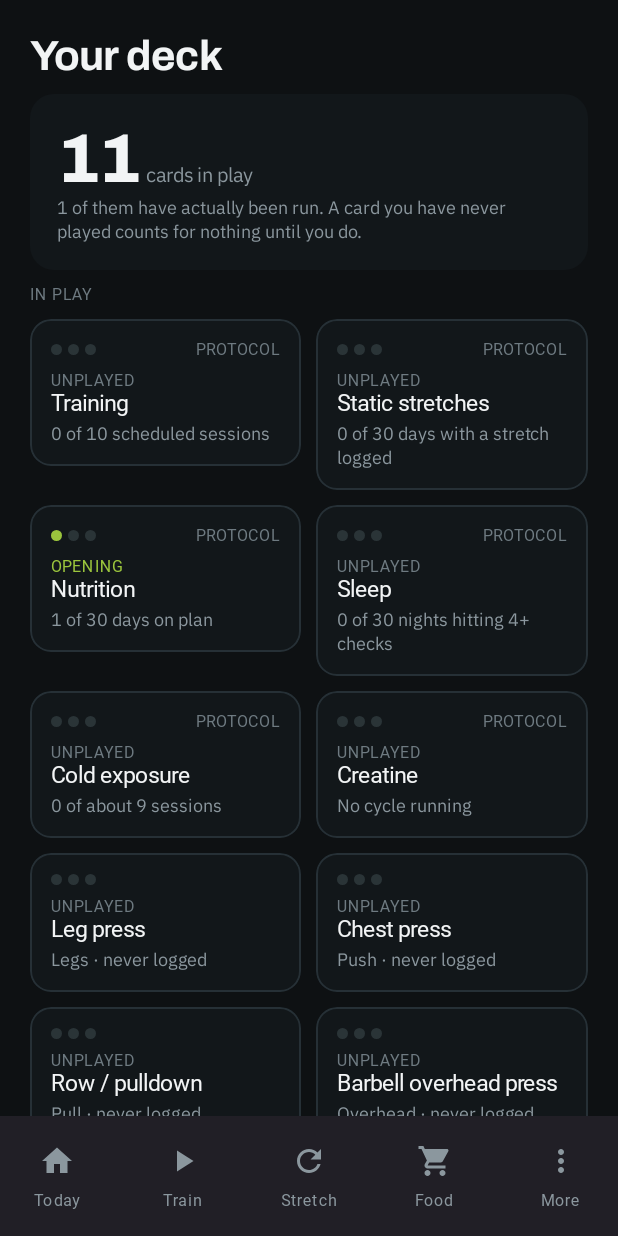
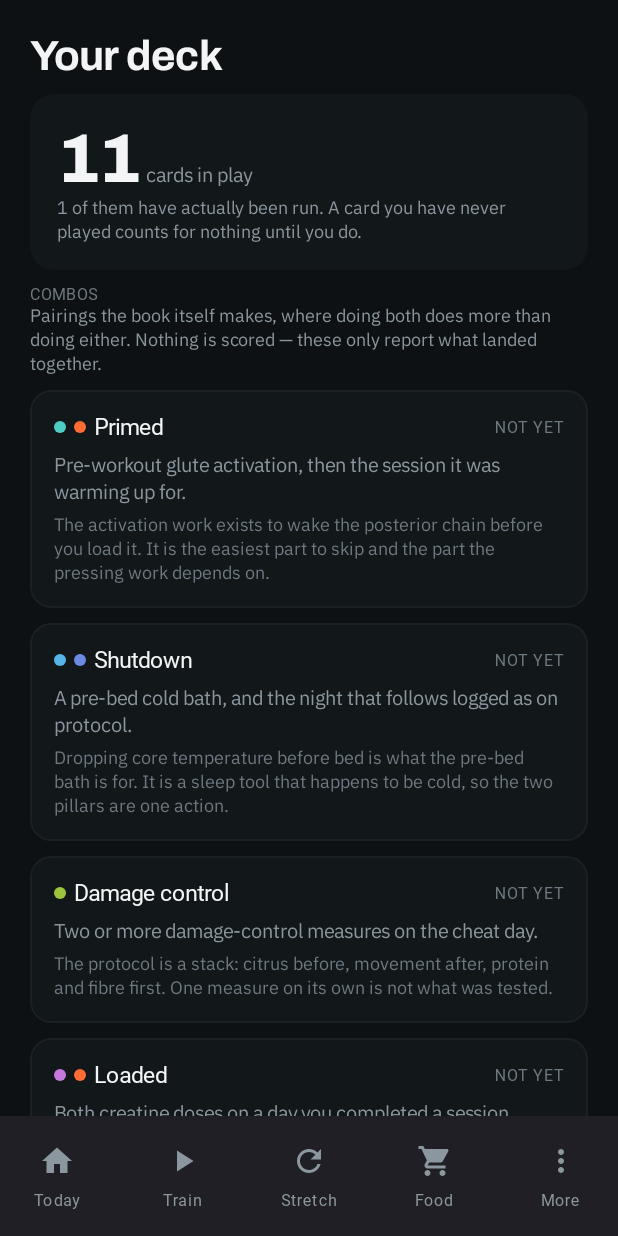
Before and after one commit to Radverth/4hourbodycompanion, an Android app built with Jetpack Compose: the DeckScreen screen opened through its navigation route, on a phone screen of 412 x 824 dp. Run offline under Robolectric (Android 15) with nearby library versions, the phone set to English and light mode, and no system bars; our stand-ins replace Room's generated code; Roboto replaces fonts that are not available here.

Commit message:
Add combos: the pairings the book itself makes
Four pairings, every one sourced from the protocol rather than invented to
fill a grid:

- Primed     — pre-workout glute activation, then the session it warmed up for
- Shutdown   — a pre-bed cold bath, and the night that follows on protocol
- Damage control — two or more measures on the cheat day, because the protocol
                   is a stack and one measure alone is not what was tested
- Loaded     — both creatine doses on a day a session was completed

Nothing is scored and nothing is granted. A combo only ever reports that two
things landed together, read back out of what was already logged.

The useful half is the half that is still open. When one side has landed and
the other has not, there is a specific small thing left to do, and that is the
only state the dashboard says anything about: a combo already complete needs
nothing said, and one with neither half landed would be noise. That strip is
the one place ember appears besides the day's main action, and the two are
near enough to mutually exclusive in practice.

Primed deliberately pairs the activation with finishing the session rather
than with the leg press by name. Matching a renamed exercise by string would
break silently, and the activation is the part that gets skipped either way.

- domain/synergy: Synergy, DaySignals, SynergyState, SynergyEngine — pure, 11 tests.
- Range queries for sessions and for damage-control rows, which are keyed by
  diet day rather than by date.
- Combos section on the deck; the live nudge on Today.

Verified locally: 97 domain tests pass, the tree parses, no dangling
references, no import new to the repo.

Co-Authored-By: Claude Opus 5 <noreply@anthropic.com>
Claude-Session: https://claude.ai/code/session_01G9BTQ7sJw5uKQnw4DM629s

```diff
--- a/app/src/main/java/com/tom/fourhourbody/data/dao/NutritionDao.kt
+++ b/app/src/main/java/com/tom/fourhourbody/data/dao/NutritionDao.kt
@@ -7,6 +7,28 @@ import com.tom.fourhourbody.data.entity.DamageControlLogEntity
 import com.tom.fourhourbody.data.entity.DietDayLogEntity
 import kotlinx.coroutines.flow.Flow
 import java.time.LocalDate
+
+/**
+ * Damage-control measures with the date of the day they belong to. The rows themselves are
+ * keyed by diet day rather than by date, and the synergy rules work in days.
+ */
+data class DamageControlOnDate(
+    val date: LocalDate,
+    val proteinFiberFirstMeal: Boolean,
+    val citrusBeforeBigMeal: Boolean,
+    val movementBeforeMeal: Boolean,
+    val movementAfterMeal: Boolean,
+    val walkedAfterMeal: Boolean
+) {
+    val ticks: Int
+        get() = listOf(
+            proteinFiberFirstMeal,
+            citrusBeforeBigMeal,
+            movementBeforeMeal,
+            movementAfterMeal,
+            walkedAfterMeal
+        ).count { it }
+}
 
 @Dao
 interface NutritionDao {
@@ -31,4 +53,24 @@ interface NutritionDao {
 
     @Query("SELECT * FROM damage_control_logs WHERE dietDayId = :dietDayId")
     suspend fun getDamageControl(dietDayId: Long): DamageControlLogEntity?
+
+    /**
+     * Damage-control rows over a range, carrying the date of the day they belong to — the
+     * rows themselves are keyed by diet day, not by date.
+     */
+    @Query(
+        """
+        SELECT
+            d.date AS date,
+            dc.proteinFiberFirstMeal AS proteinFiberFirstMeal,
+            dc.citrusBeforeBigMeal AS citrusBeforeBigMeal,
+            dc.movementBeforeMeal AS movementBeforeMeal,
+            dc.movementAfterMeal AS movementAfterMeal,
+            dc.walkedAfterMeal AS walkedAfterMeal
+        FROM damage_control_logs dc
+        INNER JOIN diet_day_logs d ON d.id = dc.dietDayId
+        WHERE d.date BETWEEN :from AND :to
+        """
+    )
+    fun observeDamageControlBetween(from: LocalDate, to: LocalDate): Flow<List<DamageControlOnDate>>
 }
--- a/app/src/main/java/com/tom/fourhourbody/data/dao/TrainingDao.kt
+++ b/app/src/main/java/com/tom/fourhourbody/data/dao/TrainingDao.kt
@@ -74,6 +74,9 @@ interface TrainingDao {
     @Query("SELECT * FROM sessions WHERE date = :date ORDER BY id DESC")
     fun observeSessionsOn(date: LocalDate): Flow<List<SessionEntity>>
 
+    @Query("SELECT * FROM sessions WHERE date BETWEEN :from AND :to ORDER BY date ASC, id ASC")
+    fun observeSessionsBetween(from: LocalDate, to: LocalDate): Flow<List<SessionEntity>>
+
     @Query("SELECT COUNT(*) FROM sessions WHERE completed = 1 AND date BETWEEN :from AND :to")
     fun countCompletedBetween(from: LocalDate, to: LocalDate): Flow<Int>
 
--- a/app/src/main/java/com/tom/fourhourbody/data/repo/DashboardRepository.kt
+++ b/app/src/main/java/com/tom/fourhourbody/data/repo/DashboardRepository.kt
@@ -1,11 +1,15 @@
 package com.tom.fourhourbody.data.repo
 
+import com.tom.fourhourbody.data.entity.ColdExposureType
 import com.tom.fourhourbody.data.entity.Pillar
 import com.tom.fourhourbody.data.entity.SettingsEntity
 import com.tom.fourhourbody.data.entity.StretchRoutine
 import com.tom.fourhourbody.domain.adherence.AdherenceRules
 import com.tom.fourhourbody.domain.adherence.PillarAdherence
 import com.tom.fourhourbody.domain.creatine.CreatineCycle
+import com.tom.fourhourbody.domain.synergy.DaySignals
+import com.tom.fourhourbody.domain.synergy.SynergyEngine
+import com.tom.fourhourbody.domain.synergy.SynergyState
 import com.tom.fourhourbody.domain.training.SessionScheduler
 import kotlinx.coroutines.ExperimentalCoroutinesApi
 import kotlinx.coroutines.flow.Flow
@@ -257,4 +261,72 @@ class DashboardRepository(
             settings to Pillar.entries.mapNotNull { byPillar[it] }
         }
     }
+
+    /**
+     * The book's own pairings, over the same window as adherence.
+     *
+     * Every signal here is read back out of what was already logged — a synergy reports that
+     * two things landed together, it never grants anything. The useful half is [halfOpen]:
+     * when one side has landed and the other has not, there is a specific, small thing to do.
+     */
+    fun synergies(today: LocalDate, windowDays: Int): Flow<List<SynergyState>> {
+        val from = today.minusDays((windowDays - 1).toLong())
+
+        val trainingFlow = combine(
+            trainingRepository.sessionsBetween(from, today),
+            stretchRepository.logsBetween(from, today)
+        ) { sessions, stretches ->
+            val completedOn = sessions.filter { it.completed }.map { it.date }.toSet()
+            val activationSessions = stretches
+                .filter { it.routine == StretchRoutine.PRE_WORKOUT && it.sessionId != null }
+                .map { it.date }
+                .toSet()
+            completedOn to activationSessions
+        }
+
+        val nutritionFlow = combine(
+            nutritionRepository.observeDaysBetween(from, today),
+            nutritionRepository.observeDamageControlBetween(from, today)
+        ) { days, damage ->
+            val cheatDays = days.filter { it.isCheatDay }.map { it.date }.toSet()
+            cheatDays to damage.associate { it.date to it.ticks }
+        }
+
+        val lifestyleFlow = combine(
+            coldRepository.observeBetween(from, today),
+            sleepRepository.observeBetween(from, today),
+            creatineRepository.observeBetween(from, today)
+        ) { cold, sleep, creatine ->
+            Triple(
+                cold.filter { it.type == ColdExposureType.PRE_BED_BATH }.map { it.date }.toSet(),
+                sleep.filter(AdherenceRules::isSleepNightCompliant).map { it.date }.toSet(),
+                creatine.filter { it.morningTaken && it.eveningTaken }.map { it.date }.toSet()
+            )
+        }
+
+        return combine(
+            trainingFlow,
+            nutritionFlow,
+            lifestyleFlow
+        ) { (completedOn, activationOn), (cheatDays, damageTicks), lifestyle ->
+            val (preBedCold, goodNights, fullDoses) = lifestyle
+            val window = (0 until windowDays).map { offset ->
+                val date = from.plusDays(offset.toLong())
+                DaySignals(
+                    date = date,
+                    sessionCompleted = date in completedOn,
+                    preWorkoutActivationInSession = date in activationOn,
+                    preBedCold = date in preBedCold,
+                    sleepCompliant = date in goodNights,
+                    isCheatDay = date in cheatDays,
+                    damageControlTicks = damageTicks[date] ?: 0,
+                    creatineFullDose = date in fullDoses
+                )
+            }
+            SynergyEngine.evaluate(
+                today = window.last(),
+                window = window
+            )
+        }
+    }
 }
--- a/app/src/main/java/com/tom/fourhourbody/data/repo/NutritionRepository.kt
+++ b/app/src/main/java/com/tom/fourhourbody/data/repo/NutritionRepository.kt
@@ -1,5 +1,6 @@
 package com.tom.fourhourbody.data.repo
 
+import com.tom.fourhourbody.data.dao.DamageControlOnDate
 import com.tom.fourhourbody.data.dao.NutritionDao
 import com.tom.fourhourbody.data.entity.DamageControlLogEntity
 import com.tom.fourhourbody.data.entity.DietDayLogEntity
@@ -13,6 +14,9 @@ class NutritionRepository(private val dao: NutritionDao) {
 
     fun observeDamageControl(dietDayId: Long): Flow<DamageControlLogEntity?> =
         dao.observeDamageControl(dietDayId)
+
+    fun observeDamageControlBetween(from: LocalDate, to: LocalDate): Flow<List<DamageControlOnDate>> =
+        dao.observeDamageControlBetween(from, to)
 
     fun observeDaysBetween(from: LocalDate, to: LocalDate): Flow<List<DietDayLogEntity>> =
         dao.observeDaysBetween(from, to)
--- a/app/src/main/java/com/tom/fourhourbody/data/repo/TrainingRepository.kt
+++ b/app/src/main/java/com/tom/fourhourbody/data/repo/TrainingRepository.kt
@@ -53,6 +53,9 @@ class TrainingRepository(private val dao: TrainingDao) {
         dao.countCompletedBetween(from, to)
 
     fun observeSessionsOn(date: LocalDate): Flow<List<SessionEntity>> = dao.observeSessionsOn(date)
+
+    fun sessionsBetween(from: LocalDate, to: LocalDate): Flow<List<SessionEntity>> =
+        dao.observeSessionsBetween(from, to)
 
     suspend fun activeStrengthConfigs(): List<ExerciseConfigEntity> =
         dao.getActiveConfigs().filterNot { it.equipment == TrainingConstants.KETTLEBELL_EQUIPMENT }
--- /dev/null
+++ b/app/src/main/java/com/tom/fourhourbody/domain/synergy/Synergy.kt
@@ -0,0 +1,140 @@
+package com.tom.fourhourbody.domain.synergy
+
+import com.tom.fourhourbody.data.entity.Pillar
+import java.time.LocalDate
+
+/**
+ * A pairing the book itself makes, where doing both does more than doing either.
+ *
+ * Every synergy here is sourced from the protocol, not invented to fill a grid. Nothing is
+ * scored or rewarded — a synergy only ever reports that two things the book pairs landed
+ * together, and, more usefully, when one half has landed and the other has not yet.
+ */
+data class Synergy(
+    val id: String,
+    val name: String,
+    val pillars: List<Pillar>,
+    /** What makes it fire, in the user's terms. */
+    val what: String,
+    /** Why the book pairs them. */
+    val why: String,
+    /** The nudge when the first half has landed and the second is still open. */
+    val prompt: String
+)
+
+/** What one day looks like to the synergy rules. Everything here is already logged. */
+data class DaySignals(
+    val date: LocalDate,
+    val sessionCompleted: Boolean = false,
+    val preWorkoutActivationInSession: Boolean = false,
+    val preBedCold: Boolean = false,
+    val sleepCompliant: Boolean = false,
+    val isCheatDay: Boolean = false,
+    val damageControlTicks: Int = 0,
+    val creatineFullDose: Boolean = false
+)
+
+/** One synergy, as it stands today. */
+data class SynergyState(
+    val synergy: Synergy,
+    val firedToday: Boolean,
+    val timesInWindow: Int,
+    val windowDays: Int,
+    /** Set when exactly one half has landed — the half that is still open. */
+    val halfOpen: Boolean
+) {
+    val everFired: Boolean get() = timesInWindow > 0
+}
+
+object Synergies {
+
+    /** Glute activation is prescribed before the workout precisely to make the pressing work. */
+    val PRIMED = Synergy(
+        id = "primed",
+        name = "Primed",
+        pillars = listOf(Pillar.STRETCHES, Pillar.TRAINING),
+        what = "Pre-workout glute activation, then the session it was warming up for.",
+        why = "The activation work exists to wake the posterior chain before you load it. " +
+            "It is the easiest part to skip and the part the pressing work depends on.",
+        prompt = "You're warmed up. Finishing the session is what that was for."
+    )
+
+    /** The book's pre-bed bath is a sleep intervention as much as a cold one. */
+    val SHUTDOWN = Synergy(
+        id = "shutdown",
+        name = "Shutdown",
+        pillars = listOf(Pillar.COLD, Pillar.SLEEP),
+        what = "A pre-bed cold bath, and the night that follows logged as on protocol.",
+        why = "Dropping core temperature before bed is what the pre-bed bath is for. It is " +
+            "a sleep tool that happens to be cold, so the two pillars are one action.",
+        prompt = "Bath's done. Now the room cold and the screens off, and it counts."
+    )
+
+    /** Damage control is explicitly a stack — one measure alone is not the protocol. */
+    val DAMAGE_CONTROL = Synergy(
+        id = "damage_control",
+        name = "Damage control",
+        pillars = listOf(Pillar.NUTRITION),
+        what = "Two or more damage-control measures on the cheat day.",
+        why = "The protocol is a stack: citrus before, movement after, protein and fibre " +
+            "first. One measure on its own is not what was tested.",
+        prompt = "One measure in. The stack is where the effect is — add a second."
+    )
+
+    /** Creatine is dosed for the days you actually load, not as a daily ritual. */
+    val LOADED = Synergy(
+        id = "loaded",
+        name = "Loaded",
+        pillars = listOf(Pillar.CREATINE, Pillar.TRAINING),
+        what = "Both creatine doses on a day you completed a session.",
+        why = "Creatine is there to support the lifting. On a training day the dose is " +
+            "doing something; the point is not to never miss a day.",
+        prompt = "Session logged. The evening dose is the other half."
+    )
+
+    val ALL = listOf(PRIMED, SHUTDOWN, DAMAGE_CONTROL, LOADED)
+}
+
+object SynergyEngine {
+
+    fun fired(synergy: Synergy, day: DaySignals): Boolean = when (synergy.id) {
+        Synergies.PRIMED.id -> day.preWorkoutActivationInSession && day.sessionCompleted
+        Synergies.SHUTDOWN.id -> day.preBedCold && day.sleepCompliant
+        Synergies.DAMAGE_CONTROL.id -> day.isCheatDay && day.damageControlTicks >= 2
+        Synergies.LOADED.id -> day.sessionCompleted && day.creatineFullDose
+        else -> false
+    }
+
+    /**
+     * True when one half has landed and the other has not. This is the part worth showing:
+     * a synergy that has already fired needs nothing said, and one with neither half is not
+     * a nudge, it is noise.
+     */
+    fun halfOpen(synergy: Synergy, day: DaySignals): Boolean {
+        if (fired(synergy, day)) return false
+        return when (synergy.id) {
+            Synergies.PRIMED.id -> day.preWorkoutActivationInSession
+            Synergies.SHUTDOWN.id -> day.preBedCold
+            Synergies.DAMAGE_CONTROL.id -> day.isCheatDay && day.damageControlTicks == 1
+            Synergies.LOADED.id -> day.sessionCompleted
+            else -> false
+        }
+    }
+
+    fun evaluate(
+        today: DaySignals,
+        window: List<DaySignals>,
+        synergies: List<Synergy> = Synergies.ALL
+    ): List<SynergyState> = synergies.map { synergy ->
+        SynergyState(
+            synergy = synergy,
+            firedToday = fired(synergy, today),
+            timesInWindow = window.count { fired(synergy, it) },
+            windowDays = window.size,
+            halfOpen = halfOpen(synergy, today)
+        )
+    }
+
+    /** What the dashboard should say, if anything: the one half-open synergy worth prompting. */
+    fun liveNudge(states: List<SynergyState>): SynergyState? = states.firstOrNull { it.halfOpen }
+}
--- a/app/src/main/java/com/tom/fourhourbody/ui/dashboard/DashboardViewModel.kt
+++ b/app/src/main/java/com/tom/fourhourbody/ui/dashboard/DashboardViewModel.kt
@@ -15,12 +15,15 @@ import com.tom.fourhourbody.data.repo.SettingsRepository
 import com.tom.fourhourbody.data.repo.TrainingRepository
 import com.tom.fourhourbody.domain.SleepNight
 import com.tom.fourhourbody.domain.adherence.PillarAdherence
+import com.tom.fourhourbody.domain.synergy.SynergyEngine
+import com.tom.fourhourbody.domain.synergy.SynergyState
 import kotlinx.coroutines.ExperimentalCoroutinesApi
 import kotlinx.coroutines.flow.MutableStateFlow
 import kotlinx.coroutines.flow.SharingStarted
 import kotlinx.coroutines.flow.StateFlow
 import kotlinx.coroutines.flow.asStateFlow
 import kotlinx.coroutines.flow.flatMapLatest
+import kotlinx.coroutines.flow.map
 import kotlinx.coroutines.flow.stateIn
 import kotlinx.coroutines.launch
 import java.time.LocalDate
@@ -57,6 +60,15 @@ class DashboardViewModel(
         .flatMapLatest { days -> dashboardRepository.adherence(today, days) }
         .stateIn(viewModelScope, SharingStarted.WhileSubscribed(5_000), emptyList())
 
+    /**
+     * The one pairing with a half still open today, if there is one. Deliberately not tied to
+     * the adherence window selector — this is about today, not about a rate.
+     */
+    val synergyNudge: StateFlow<SynergyState?> =
+        dashboardRepository.synergies(today, NUDGE_WINDOW_DAYS)
+            .map(SynergyEngine::liveNudge)
+            .stateIn(viewModelScope, SharingStarted.WhileSubscribed(5_000), null)
+
     init {
         viewModelScope.launch { loadNextWeights() }
     }
@@ -89,6 +101,8 @@ class DashboardViewModel(
     }
 
     companion object {
+        private const val NUDGE_WINDOW_DAYS = 7
+
         fun factory(container: AppContainer): ViewModelProvider.Factory = viewModelFactory {
             initializer {
                 DashboardViewModel(
--- a/app/src/main/java/com/tom/fourhourbody/ui/deck/DeckScreen.kt
+++ b/app/src/main/java/com/tom/fourhourbody/ui/deck/DeckScreen.kt
@@ -16,6 +16,7 @@ import androidx.compose.foundation.layout.padding
 import androidx.compose.foundation.layout.size
 import androidx.compose.foundation.lazy.LazyColumn
 import androidx.compose.foundation.lazy.LazyListScope
+import androidx.compose.foundation.lazy.items
 import androidx.compose.foundation.shape.RoundedCornerShape
 import androidx.compose.material3.MaterialTheme
 import androidx.compose.material3.Text
@@ -32,6 +33,7 @@ import com.tom.fourhourbody.domain.deck.CardKind
 import com.tom.fourhourbody.domain.deck.CardTier
 import com.tom.fourhourbody.domain.deck.Deck
 import com.tom.fourhourbody.domain.deck.DeckCard
+import com.tom.fourhourbody.domain.synergy.SynergyState
 import com.tom.fourhourbody.ui.common.rememberContainer
 import com.tom.fourhourbody.ui.theme.NumeralLarge
 import com.tom.fourhourbody.ui.theme.Palette
@@ -50,6 +52,7 @@ fun DeckScreen() {
     val container = rememberContainer()
     val viewModel: DeckViewModel = viewModel(factory = DeckViewModel.factory(container))
     val deck by viewModel.deck.collectAsStateWithLifecycle()
+    val synergies by viewModel.synergies.collectAsStateWithLifecycle()
 
     val current = deck
 
@@ -66,6 +69,20 @@ fun DeckScreen() {
         }
 
         item { DeckHeadline(current) }
+
+        if (synergies.isNotEmpty()) {
+            item {
+                SectionLabel("COMBOS")
+                Text(
+                    "Pairings the book itself makes, where doing both does more than doing " +
+                        "either. Nothing is scored — these only report what landed together.",
+                    style = MaterialTheme.typography.bodySmall,
+                    color = Palette.TextSecondary
+                )
+            }
+            items(synergies, key = { it.synergy.id }) { state -> SynergyRow(state) }
+            item { Spacer(Modifier.height(6.dp)) }
+        }
 
         item { SectionLabel("IN PLAY") }
         cardRows(current.inDeck, viewModel::toggle)
@@ -206,3 +223,68 @@ private fun TierPips(tier: CardTier, colour: Color) {
         }
     }
 }
+
+/**
+ * One combo. A synergy that has fired today says so; one with a half still open says which
+ * half — that is the only part of this worth acting on, so it gets the accent.
+ */
+@Composable
+private fun SynergyRow(state: SynergyState) {
+    val synergy = state.synergy
+    val live = state.halfOpen
+    val accent = if (live) Palette.Ember else Palette.of(synergy.pillars.first())
+
+    Column(
+        Modifier
+            .fillMaxWidth()
+            .clip(RoundedCornerShape(14.dp))
+            .background(if (live) Palette.EmberSurface else Palette.Surface)
+            .border(
+                width = 1.dp,
+                color = if (live) Palette.EmberLine else Palette.Line,
+                shape = RoundedCornerShape(14.dp)
+            )
+            .padding(16.dp)
+    ) {
+        Row(verticalAlignment = Alignment.CenterVertically) {
+            synergy.pillars.forEach { pillar ->
+                Box(
+                    Modifier
+                        .size(8.dp)
+                        .clip(RoundedCornerShape(999.dp))
+                        .background(Palette.of(pillar))
+                )
+                Spacer(Modifier.size(5.dp))
+            }
+            Text(
+                synergy.name,
+                style = MaterialTheme.typography.titleMedium,
+                color = Palette.TextPrimary
+            )
+            Spacer(Modifier.weight(1f))
+            Text(
+                when {
+                    state.firedToday -> "TODAY"
+                    state.everFired -> "${state.timesInWindow}× in ${state.windowDays}d"
+                    else -> "NOT YET"
+                },
+                style = MaterialTheme.typography.labelSmall,
+                color = if (state.firedToday) accent else Palette.TextTertiary
+            )
+        }
+
+        Spacer(Modifier.height(8.dp))
+        Text(synergy.what, style = MaterialTheme.typography.bodyMedium, color = Palette.TextSecondary)
+        Spacer(Modifier.height(6.dp))
+        Text(synergy.why, style = MaterialTheme.typography.bodySmall, color = Palette.TextTertiary)
+
+        if (live) {
+            Spacer(Modifier.height(10.dp))
+            Text(
+                synergy.prompt,
+                style = MaterialTheme.typography.labelLarge,
+                color = Palette.Ember
+            )
+        }
+    }
+}
--- a/app/src/main/java/com/tom/fourhourbody/ui/deck/DeckViewModel.kt
+++ b/app/src/main/java/com/tom/fourhourbody/ui/deck/DeckViewModel.kt
@@ -13,6 +13,7 @@ import com.tom.fourhourbody.domain.deck.CardKind
 import com.tom.fourhourbody.domain.deck.Deck
 import com.tom.fourhourbody.domain.deck.DeckBuilder
 import com.tom.fourhourbody.domain.deck.DeckCard
+import com.tom.fourhourbody.domain.synergy.SynergyState
 import kotlinx.coroutines.flow.SharingStarted
 import kotlinx.coroutines.flow.StateFlow
 import kotlinx.coroutines.flow.combine
@@ -45,6 +46,11 @@ class DeckViewModel(
         )
     }.stateIn(viewModelScope, SharingStarted.WhileSubscribed(5_000), null)
 
+    /** The book's own pairings, over the same window the pillar tiers read. */
+    val synergies: StateFlow<List<SynergyState>> =
+        dashboardRepository.synergies(LocalDate.now(), windowDays)
+            .stateIn(viewModelScope, SharingStarted.WhileSubscribed(5_000), emptyList())
+
     /**
      * Moves a card in or out of the deck. Cards are never deleted, only benched — the log
      * behind a benched card stays, and it comes back at the tier it earned.
```
Also changed, not shown: app/src/main/java/com/tom/fourhourbody/ui/dashboard/DashboardScreen.kt (+50 -0 lines), 1 other file.
